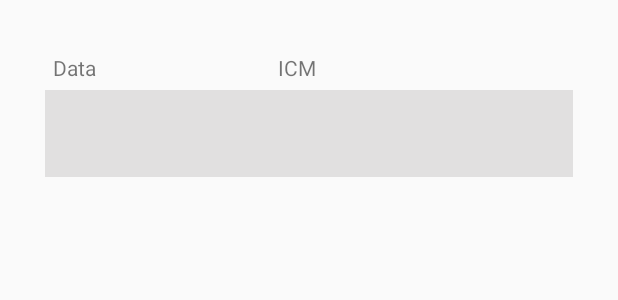
After one commit to RikrdoAll/curso_android, an Android app: the layout activity_list_calc.xml on its own in the app's theme, with its tools: preview values and no code run, on a phone screen of 412 x 824 dp. The commit adds this screen. Shown: the top 300 px of the screen. Run offline under Robolectric (Android 15) with nearby library versions, the phone set to English and light mode, and no system bars.

Commit message:
lista de imc

```diff
--- a/FitnessTracker/app/src/main/res/layout/activity_imc.xml
+++ b/FitnessTracker/app/src/main/res/layout/activity_imc.xml
@@ -4,9 +4,7 @@
     xmlns:app="http://schemas.android.com/apk/res-auto"
     xmlns:tools="http://schemas.android.com/tools"
     android:layout_width="match_parent"
-    android:layout_height="match_parent"
-    >
-
+    android:layout_height="match_parent">
 
     <LinearLayout
         android:layout_width="match_parent"
--- /dev/null
+++ b/FitnessTracker/app/src/main/res/layout/activity_list_calc.xml
@@ -0,0 +1,48 @@
+<?xml version="1.0" encoding="utf-8"?>
+<LinearLayout
+    xmlns:android="http://schemas.android.com/apk/res/android"
+    xmlns:app="http://schemas.android.com/apk/res-auto"
+    xmlns:tools="http://schemas.android.com/tools"
+    android:layout_width="match_parent"
+    android:layout_height="match_parent"
+    tools:context=".ListCalcActivity"
+    android:orientation="vertical">
+
+    <LinearLayout
+        android:layout_marginTop="30dp"
+        android:layout_marginHorizontal="30dp"
+        android:padding="5dp"
+        android:layout_width="match_parent"
+        android:layout_height="wrap_content"
+        android:orientation="horizontal">
+
+        <TextView
+            android:text="Data"
+            android:layout_width="150dp"
+            android:layout_height="wrap_content">
+        </TextView>
+
+        <TextView
+            android:id="@+id/text_view_list_titulo_result"
+            android:text="ICM"
+            android:layout_width="150dp"
+            android:layout_height="wrap_content">
+        </TextView>
+
+
+    </LinearLayout>
+
+    <ScrollView
+        android:layout_width="match_parent"
+        android:layout_height="match_parent">
+        <androidx.recyclerview.widget.RecyclerView
+            android:id="@+id/recycler_view_list"
+            android:layout_width="match_parent"
+            android:layout_height="match_parent"
+            tools:listitem="@layout/list_calc_item"
+            android:layout_marginHorizontal="30dp"
+            />
+    </ScrollView>
+
+
+</LinearLayout>
--- /dev/null
+++ b/FitnessTracker/app/src/main/res/layout/list_calc_item.xml
@@ -0,0 +1,23 @@
+<?xml version="1.0" encoding="utf-8"?>
+<LinearLayout xmlns:android="http://schemas.android.com/apk/res/android"
+    android:layout_width="match_parent"
+    android:layout_height="wrap_content"
+    android:textAppearance="?android:attr/textAppearanceListItemSmall"
+    android:gravity="center_vertical"
+    android:background="@color/lowgray"
+    android:paddingHorizontal="5dp">
+
+
+    <TextView
+        android:id="@+id/text_view_list_data"
+        android:layout_width="150dp"
+        android:layout_height="wrap_content">
+    </TextView>
+
+    <TextView
+        android:id="@+id/text_view_list_result"
+        android:layout_width="150dp"
+        android:layout_height="wrap_content">
+    </TextView>
+
+</LinearLayout>
--- a/FitnessTracker/app/src/main/res/values/strings.xml
+++ b/FitnessTracker/app/src/main/res/values/strings.xml
@@ -27,4 +27,5 @@
     <string name="tmb_response">Tmb: %1$.2f</string>
     <string name="delete_message">Você realmente quer excluir o registro?</string>
     <string name="cancel">Cancelar</string>
+    <string name="falha_save">Falha ao salvar o registro</string>
 </resources>
```
Also changed, not shown: FitnessTracker/app/src/main/AndroidManifest.xml (+6 -1 lines), FitnessTracker/app/src/main/java/co/tiagoaguiar/codelab/myapplication/ImcActivity.java (+44 -6 lines), FitnessTracker/app/src/main/java/co/tiagoaguiar/codelab/myapplication/ListCalcActivity.java (added, +109 -0 lines), FitnessTracker/app/src/main/java/co/tiagoaguiar/codelab/myapplication/MainActivity.java (+0 -27 lines), FitnessTracker/app/src/main/java/co/tiagoaguiar/codelab/myapplication/Register.java (added, +40 -0 lines), FitnessTracker/app/src/main/java/co/tiagoaguiar/codelab/myapplication/SqlHelper.java (added, +129 -0 lines), FitnessTracker/app/src/main/java/co/tiagoaguiar/codelab/util/Geral.java (+23 -2 lines), FitnessTracker/app/src/main/res/menu/menu.xml (added, +9 -0 lines).
